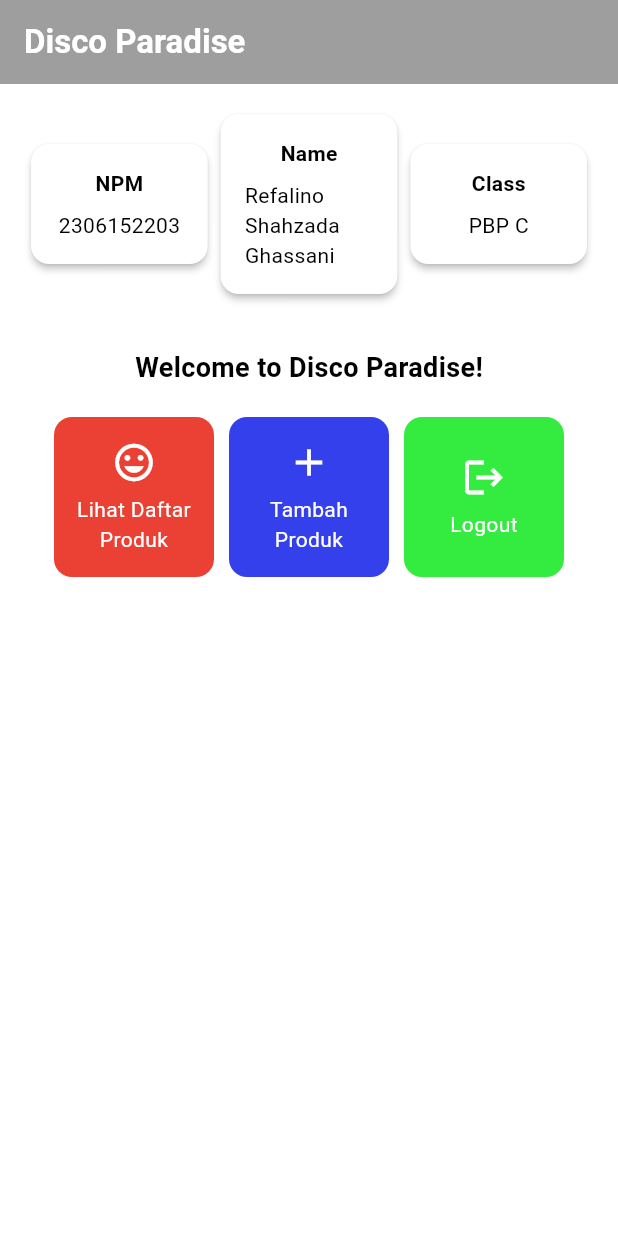
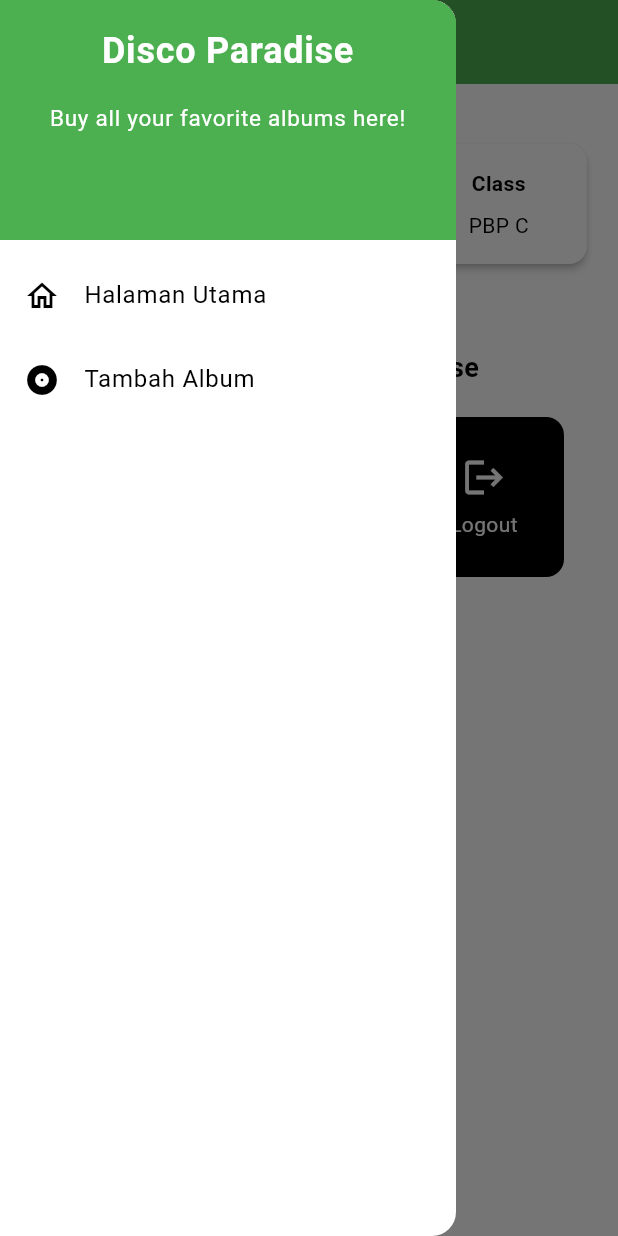
Before and after one commit to refalinoshahzada/disco-paradise-mobile, a Flutter app: the screen it shows after launch, with the side drawer open (before the commit the screen has no drawer), on a phone screen of 412 x 824 dp. Run offline on Flutter 3.47's test engine with Material 3 defaults, Android fonts, the phone set to English and light mode, and no system bars.

Commit message:
Menyelesaikan Tugas 8

```diff
--- a/lib/main.dart
+++ b/lib/main.dart
@@ -1,5 +1,5 @@
 import 'package:flutter/material.dart';
-import 'package:disco_paradise/menu.dart';
+import 'package:disco_paradise/screens/menu.dart';
 
 void main() {
   runApp(const MyApp());
@@ -30,7 +30,7 @@
         // This works for code too, not just values: Most code changes can be
         // tested with just a hot reload.
         colorScheme: ColorScheme.fromSwatch(
-          primarySwatch: Colors.grey,
+          primarySwatch: Colors.green,
         ).copyWith(secondary: Colors.black),
         useMaterial3: true,
       ),
--- a/lib/menu.dart
+++ b/lib/screens/menu.dart
@@ -1,18 +1,21 @@
 import 'package:flutter/material.dart';
+import 'package:disco_paradise/widgets/left_drawer.dart';
+import 'package:disco_paradise/widgets/album_card.dart';
 
-class MyHomePage extends StatelessWidget  {
+class MyHomePage extends StatelessWidget {
+  final String npm = '2306152203'; // NPM
+  final String name = 'Refalino Shahzada Ghassani'; // Nama
+  final String className = 'PBP C'; // Kelas
+
+  final List<ItemHomepage> items = [
+    ItemHomepage("Lihat Album", Icons.album),
+    ItemHomepage("Tambah Album", Icons.add),
+    ItemHomepage("Logout", Icons.logout),
+  ];
+
   MyHomePage({super.key});
 
-  final String npm = '2306152203';
-  final String name = 'Refalino Shahzada Ghassani';
-  final String className = 'PBP C';
-
-  final List<ItemHomepage> items = [
-    ItemHomepage("Lihat Daftar Produk", Icons.mood, const Color.fromARGB(255, 235, 64, 52)),
-    ItemHomepage("Tambah Produk", Icons.add, const Color.fromARGB(255, 52, 64, 235)),
-    ItemHomepage("Logout", Icons.logout, const Color.fromARGB(255, 52, 235, 64)),
-  ];
-
+  // This widget is the root of your application.
   @override
   Widget build(BuildContext context) {
     // Scaffold menyediakan struktur dasar halaman dengan AppBar dan body.
@@ -29,6 +32,7 @@
         ),
         // Warna latar belakang AppBar diambil dari skema warna tema aplikasi.
         backgroundColor: Theme.of(context).colorScheme.primary,
+        iconTheme: const IconThemeData(color: Colors.white),
       ),
       // Body halaman dengan padding di sekelilingnya.
       body: Padding(
@@ -60,7 +64,7 @@
                   const Padding(
                     padding: EdgeInsets.only(top: 16.0),
                     child: Text(
-                      'Welcome to Disco Paradise!',
+                      'Welcome to Disco Paradise',
                       style: TextStyle(
                         fontWeight: FontWeight.bold,
                         fontSize: 18.0,
@@ -89,14 +93,16 @@
           ],
         ),
       ),
+      drawer: const LeftDrawer(),
     );
   }
 }
+
 class InfoCard extends StatelessWidget {
   // Kartu informasi yang menampilkan title dan content.
 
-  final String title;  // Judul kartu.
-  final String content;  // Isi kartu.
+  final String title; // Judul kartu.
+  final String content; // Isi kartu.
 
   const InfoCard({super.key, required this.title, required this.content});
 
@@ -107,7 +113,8 @@
       elevation: 2.0,
       child: Container(
         // Mengatur ukuran dan jarak di dalam kartu.
-        width: MediaQuery.of(context).size.width / 3.5, // menyesuaikan dengan lebar device yang digunakan.
+        width: MediaQuery.of(context).size.width /
+            3.5, // menyesuaikan dengan lebar device yang digunakan.
         padding: const EdgeInsets.all(16.0),
         // Menyusun title dan content secara vertikal.
         child: Column(
@@ -124,64 +131,3 @@
     );
   }
 }
-class ItemHomepage {
-  final String name;
-  final IconData icon;
-  final Color color;
-
-  ItemHomepage(this.name, this.icon, this.color);
-}
-
-class ItemCard extends StatelessWidget {
-  // Menampilkan kartu dengan ikon dan nama.
-
-  final ItemHomepage item;
-
-  const ItemCard(this.item, {super.key});
-
-  @override
-  Widget build(BuildContext context) {
-    return Material(
-      // Menentukan warna latar belakang dari tema aplikasi.
-      color: item.color,
-      // Membuat sudut kartu melengkung.
-      borderRadius: BorderRadius.circular(12),
-
-      child: InkWell(
-        // Aksi ketika kartu ditekan.
-        onTap: () {
-          // Menampilkan pesan SnackBar saat kartu ditekan.
-          ScaffoldMessenger.of(context)
-            ..hideCurrentSnackBar()
-            ..showSnackBar(
-                SnackBar(content: Text("Kamu telah menekan tombol ${item.name}!"))
-            );
-        },
-        // Container untuk menyimpan Icon dan Text
-        child: Container(
-          padding: const EdgeInsets.all(8),
-          child: Center(
-            child: Column(
-              // Menyusun ikon dan teks di tengah kartu.
-              mainAxisAlignment: MainAxisAlignment.center,
-              children: [
-                Icon(
-                  item.icon,
-                  color: Colors.white,
-                  size: 30.0,
-                ),
-                const Padding(padding: EdgeInsets.all(3)),
-                Text(
-                  item.name,
-                  textAlign: TextAlign.center,
-                  style: const TextStyle(color: Colors.white),
-                ),
-              ],
-            ),
-          ),
-        ),
-      ),
-    );
-  }
-
-}
--- /dev/null
+++ b/lib/widgets/album_card.dart
@@ -0,0 +1,68 @@
+import 'package:flutter/material.dart';
+import 'package:disco_paradise/screens/albumentry_form.dart';
+
+class ItemHomepage {
+  final String name;
+  final IconData icon;
+
+  ItemHomepage(this.name, this.icon);
+}
+
+class ItemCard extends StatelessWidget {
+  // Menampilkan kartu dengan ikon dan nama.
+
+  final ItemHomepage item;
+
+  const ItemCard(this.item, {super.key});
+
+  @override
+  Widget build(BuildContext context) {
+    return Material(
+      // Menentukan warna latar belakang dari tema aplikasi.
+      color: Theme.of(context).colorScheme.secondary,
+      // Membuat sudut kartu melengkung.
+      borderRadius: BorderRadius.circular(12),
+
+      child: InkWell(
+        // Aksi ketika kartu ditekan.
+        onTap: () {
+          // Menampilkan pesan SnackBar saat kartu ditekan.
+          ScaffoldMessenger.of(context)
+            ..hideCurrentSnackBar()
+            ..showSnackBar(SnackBar(
+                content: Text("Kamu telah menekan tombol ${item.name}!")));
+          // Navigate ke route yang sesuai (tergantung jenis tombol)
+          if (item.name == "Tambah Album") {
+            Navigator.push(
+                context,
+                MaterialPageRoute(
+                    builder: (context) => const AlbumEntryFormPage()));
+          }
+        },
+        // Container untuk menyimpan Icon dan Text
+        child: Container(
+          padding: const EdgeInsets.all(8),
+          child: Center(
+            child: Column(
+              // Menyusun ikon dan teks di tengah kartu.
+              mainAxisAlignment: MainAxisAlignment.center,
+              children: [
+                Icon(
+                  item.icon,
+                  color: Colors.white,
+                  size: 30.0,
+                ),
+                const Padding(padding: EdgeInsets.all(3)),
+                Text(
+                  item.name,
+                  textAlign: TextAlign.center,
+                  style: const TextStyle(color: Colors.white),
+                ),
+              ],
+            ),
+          ),
+        ),
+      ),
+    );
+  }
+}
--- /dev/null
+++ b/lib/widgets/left_drawer.dart
@@ -0,0 +1,69 @@
+import 'package:flutter/material.dart';
+import 'package:disco_paradise/screens/menu.dart';
+import 'package:disco_paradise/screens/albumentry_form.dart';
+
+class LeftDrawer extends StatelessWidget {
+  const LeftDrawer({super.key});
+
+  @override
+  Widget build(BuildContext context) {
+    return Drawer(
+      child: ListView(
+        children: [
+          DrawerHeader(
+            decoration: BoxDecoration(
+              color: Theme.of(context).colorScheme.primary,
+            ),
+            child: const Column(
+              children: [
+                Text(
+                  'Disco Paradise',
+                  textAlign: TextAlign.center,
+                  style: TextStyle(
+                    fontSize: 24,
+                    fontWeight: FontWeight.bold,
+                    color: Colors.white,
+                  ),
+                ),
+                Padding(padding: EdgeInsets.all(8)),
+                Text(
+                  "Buy all your favorite albums here!",
+                  textAlign: TextAlign.center,
+                  style: TextStyle(
+                    fontSize: 15,
+                    fontWeight: FontWeight.normal,
+                    color: Colors.white,
+                  ),
+                ),
+              ],
+            ),
+          ),
+          ListTile(
+            leading: const Icon(Icons.home_outlined),
+            title: const Text('Halaman Utama'),
+            // Bagian redirection ke MyHomePage
+            onTap: () {
+              Navigator.pushReplacement(
+                  context,
+                  MaterialPageRoute(
+                    builder: (context) => MyHomePage(),
+                  ));
+            },
+          ),
+          ListTile(
+            leading: const Icon(Icons.album),
+            title: const Text('Tambah Album'),
+            // Bagian redirection ke MoodEntryFormPage
+            onTap: () {
+              Navigator.pushReplacement(
+                  context,
+                  MaterialPageRoute(
+                    builder: (context) => AlbumEntryFormPage(),
+                  ));
+            },
+          ),
+        ],
+      ),
+    );
+  }
+}
```
Also changed, not shown: lib/screens/albumentry_form.dart (added, +126 -0 lines), 1 other file.
